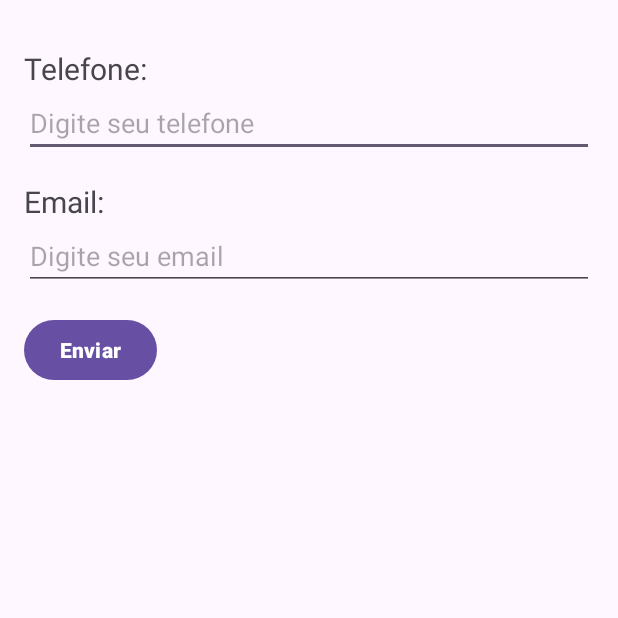
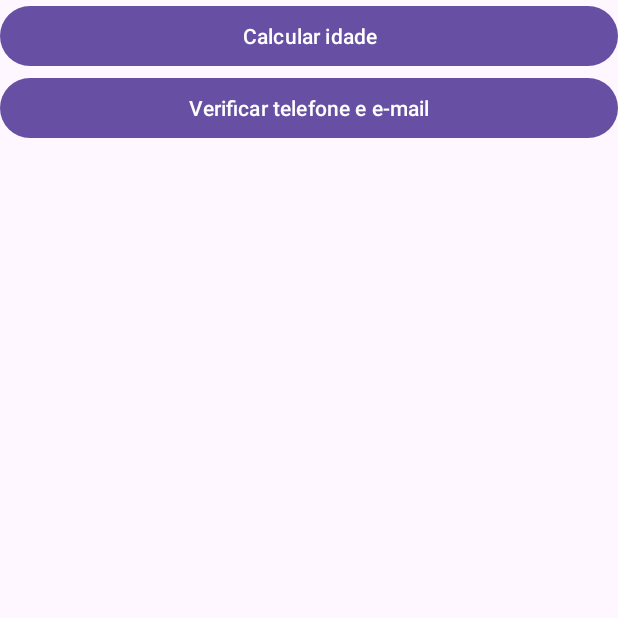
Before and after one commit to supinoinvertido/FirstApp, an Android app: the screen it shows after launch (MainActivity), on a phone screen of 412 x 824 dp, the top half of it. Run offline under Robolectric (Android 15) with nearby library versions, the phone set to English and light mode, and no system bars.

Commit message:
criar um layout para calcular a idade.
criar um layout para validar email e telefone.

criar uma tela principal para anvegar para as demais telas.

configurar a navegação do aplicativo

```diff
--- a/app/build.gradle.kts
+++ b/app/build.gradle.kts
@@ -41,6 +41,10 @@ dependencies {
     implementation("androidx.appcompat:appcompat:1.6.1")
     implementation("com.google.android.material:material:1.9.0")
     implementation("androidx.constraintlayout:constraintlayout:2.1.4")
+    implementation("androidx.fragment:fragment-ktx:1.6.2")
+//    Navigation
+    implementation("androidx.navigation:navigation-fragment-ktx:2.7.7")
+    implementation("androidx.navigation:navigation-ui-ktx:2.7.7")
     testImplementation("junit:junit:4.13.2")
     androidTestImplementation("androidx.test.ext:junit:1.1.5")
     androidTestImplementation("androidx.test.espresso:espresso-core:3.5.1")
--- a/app/src/main/AndroidManifest.xml
+++ b/app/src/main/AndroidManifest.xml
@@ -13,7 +13,7 @@
         android:theme="@style/Theme.FirstApp"
         tools:targetApi="31">
         <activity
-            android:name=".MainActivity"
+            android:name=".view.MainActivity"
             android:exported="true">
             <intent-filter>
                 <action android:name="android.intent.action.MAIN" />
--- a/app/src/main/java/com/pedropaulo/firstapp/MainActivity.kt
+++ /dev/null
@@ -1,50 +0,0 @@
-package com.pedropaulo.firstapp
-
-import androidx.appcompat.app.AppCompatActivity
-import android.os.Bundle
-import com.pedropaulo.firstapp.databinding.ActivityMainBinding
-import com.pedropaulo.firstapp.databinding.TelaLinearBinding
-
-class MainActivity : AppCompatActivity() {
-
-    private var _binding: ActivityMainBinding? = null
-    private val binding: ActivityMainBinding get() = _binding!!
-    override fun onCreate(savedInstanceState: Bundle?) {
-        super.onCreate(savedInstanceState)
-        _binding = ActivityMainBinding.inflate(layoutInflater)
-
-        setContentView(binding.root)
-
-        binding.sendButton.setOnClickListener {
-
-            var email = binding.emailEditText.editableText.toString()
-            if (email.contains("@") && email.substringAfter("@").contains(".com")) {
-                binding.tvEmail.text = "E-mail: $email"
-            } else {
-                binding.tvEmail.text = "E-mail: Inválido"
-            }
-
-            var telefone = binding.phoneEditText.editableText.toString()
-            if (telefone.length == 11) {
-                binding.tvTelefone.text = "Telefone: ${telefone}"
-            }else {
-                binding.tvTelefone.text = "Telefone: Inválido"
-            }
-        }
-    }
-}
-
-
-
-
-//        binding.btnenviar.setOnClickListener {
-//            var nome = binding.edtNome.editableText.toString()
-//
-//            binding.tvNome.text = "Nome: ${nome}"
-//
-//            var idade = binding.edtAnoNascimento.editableText.toString()
-//
-//            binding.tvIdade.text = "Idade:  ${2024 - idade.toInt()}"
-//        }
-//    }
-//}
--- /dev/null
+++ b/app/src/main/java/com/pedropaulo/firstapp/service/model/Test.kt
@@ -0,0 +1,4 @@
+package com.pedropaulo.firstapp.service.model
+
+class Test {
+}
--- /dev/null
+++ b/app/src/main/java/com/pedropaulo/firstapp/service/repository/TestRepository.kt
@@ -0,0 +1,4 @@
+package com.pedropaulo.firstapp.service.repository
+
+class TestRepository {
+}
--- /dev/null
+++ b/app/src/main/java/com/pedropaulo/firstapp/view/HomeFragment.kt
@@ -0,0 +1,38 @@
+package com.pedropaulo.firstapp.view
+
+import android.content.Context
+import android.os.Bundle
+import android.util.AttributeSet
+import androidx.fragment.app.Fragment
+import android.view.LayoutInflater
+import android.view.View
+import android.view.ViewGroup
+import androidx.appcompat.app.AppCompatActivity
+import androidx.navigation.fragment.findNavController
+import com.pedropaulo.firstapp.R
+import com.pedropaulo.firstapp.databinding.ActivityMainBinding
+import com.pedropaulo.firstapp.databinding.FragmentHomeBinding
+
+class HomeFragment : Fragment() {
+
+    private var _binding: FragmentHomeBinding? = null
+    private val binding: FragmentHomeBinding get() = _binding!!
+    override fun onCreateView(
+        inflater: LayoutInflater, container: ViewGroup?,
+        savedInstanceState: Bundle?
+    ): View? {
+        _binding = FragmentHomeBinding.inflate(inflater,container,false)
+        return binding.root
+    }
+
+    override fun onViewCreated(view: View, savedInstanceState: Bundle?) {
+        super.onViewCreated(view, savedInstanceState)
+
+        binding.btnCalculo.setOnClickListener{
+            findNavController().navigate(R.id.calculoFragment)}
+        binding.btnVerifica.setOnClickListener{
+            findNavController().navigate(R.id.verificaFragment)
+        }
+    }
+
+}
--- /dev/null
+++ b/app/src/main/java/com/pedropaulo/firstapp/view/MainActivity.kt
@@ -0,0 +1,18 @@
+package com.pedropaulo.firstapp.view
+
+import androidx.appcompat.app.AppCompatActivity
+import android.os.Bundle
+import com.pedropaulo.firstapp.databinding.ActivityMainBinding
+
+
+class MainActivity : AppCompatActivity() {
+
+    private var _binding: ActivityMainBinding? = null
+    private val binding: ActivityMainBinding get() = _binding!!
+    override fun onCreate(savedInstanceState: Bundle?) {
+        super.onCreate(savedInstanceState)
+        _binding = ActivityMainBinding.inflate(layoutInflater)
+        setContentView(binding.root)
+
+    }
+}
--- /dev/null
+++ b/app/src/main/java/com/pedropaulo/firstapp/viewmodel/TestViewModel.kt
@@ -0,0 +1,4 @@
+package com.pedropaulo.firstapp.viewmodel
+
+class TestViewModel {
+}
--- a/app/src/main/res/layout/activity_main.xml
+++ b/app/src/main/res/layout/activity_main.xml
@@ -4,54 +4,71 @@
     xmlns:tools="http://schemas.android.com/tools"
     android:layout_width="match_parent"
     android:layout_height="match_parent"
-    tools:context=".MainActivity">
+    tools:context=".view.MainActivity">
 
-    <LinearLayout xmlns:android="http://schemas.android.com/apk/res/android"
+
+    <androidx.fragment.app.FragmentContainerView
+        android:id="@+id/fragmentContainerView"
+        android:name="androidx.navigation.fragment.NavHostFragment"
         android:layout_width="match_parent"
         android:layout_height="match_parent"
-        android:orientation="vertical"
-        android:padding="16dp">
+        app:defaultNavHost="true"
+        app:navGraph="@navigation/mobile_navigation" />
 
 
-        <TextView
-            android:id="@+id/tvTelefone"
-            android:layout_width="wrap_content"
-            android:layout_height="wrap_content"
-            android:layout_marginTop="16dp"
-            android:text="Telefone:"
-            android:textSize="20sp" />
 
-        <EditText
-            android:id="@+id/phoneEditText"
-            android:layout_width="match_parent"
-            android:layout_height="wrap_content"
-            android:hint="Digite seu telefone"
-            android:inputType="phone" />
 
-        <TextView
-            android:id="@+id/tvEmail"
-            android:layout_width="wrap_content"
-            android:layout_height="wrap_content"
-            android:layout_marginTop="16dp"
-            android:text="Email:"
-            android:textSize="20sp" />
 
-        <EditText
-            android:id="@+id/emailEditText"
-            android:layout_width="match_parent"
-            android:layout_height="wrap_content"
-            android:hint="Digite seu email"
-            android:inputType="textEmailAddress" />
 
-        <Button
-            android:id="@+id/sendButton"
-            android:layout_width="wrap_content"
-            android:layout_height="wrap_content"
-            android:layout_marginTop="16dp"
-            android:text="Enviar"
-            android:textStyle="bold" />
 
-    </LinearLayout>
+
+
+<!--    <LinearLayout xmlns:android="http://schemas.android.com/apk/res/android"-->
+<!--        android:layout_width="match_parent"-->
+<!--        android:layout_height="match_parent"-->
+<!--        android:orientation="vertical"-->
+<!--        android:padding="16dp">-->
+
+
+<!--        <TextView-->
+<!--            android:id="@+id/tvTelefone"-->
+<!--            android:layout_width="wrap_content"-->
+<!--            android:layout_height="wrap_content"-->
+<!--            android:layout_marginTop="16dp"-->
+<!--            android:text="Telefone:"-->
+<!--            android:textSize="20sp" />-->
+
+<!--        <EditText-->
+<!--            android:id="@+id/phoneEditText"-->
+<!--            android:layout_width="match_parent"-->
+<!--            android:layout_height="wrap_content"-->
+<!--            android:hint="Digite seu telefone"-->
+<!--            android:inputType="phone" />-->
+
+<!--        <TextView-->
+<!--            android:id="@+id/tvEmail"-->
+<!--            android:layout_width="wrap_content"-->
+<!--            android:layout_height="wrap_content"-->
+<!--            android:layout_marginTop="16dp"-->
+<!--            android:text="Email:"-->
+<!--            android:textSize="20sp" />-->
+
+<!--        <EditText-->
+<!--            android:id="@+id/emailEditText"-->
+<!--            android:layout_width="match_parent"-->
+<!--            android:layout_height="wrap_content"-->
+<!--            android:hint="Digite seu email"-->
+<!--            android:inputType="textEmailAddress" />-->
+
+<!--        <Button-->
+<!--            android:id="@+id/sendButton"-->
+<!--            android:layout_width="wrap_content"-->
+<!--            android:layout_height="wrap_content"-->
+<!--            android:layout_marginTop="16dp"-->
+<!--            android:text="Enviar"-->
+<!--            android:textStyle="bold" />-->
+
+<!--    </LinearLayout>-->
 
 
 </androidx.constraintlayout.widget.ConstraintLayout>
--- /dev/null
+++ b/app/src/main/res/layout/fragment_home.xml
@@ -0,0 +1,21 @@
+<?xml version="1.0" encoding="utf-8"?>
+<LinearLayout xmlns:android="http://schemas.android.com/apk/res/android"
+    xmlns:tools="http://schemas.android.com/tools"
+    android:layout_width="match_parent"
+    android:layout_height="match_parent"
+    android:orientation="vertical"
+    tools:context=".view.HomeFragment">
+
+    <Button
+        android:id="@+id/btnCalculo"
+        android:layout_width="match_parent"
+        android:layout_height="wrap_content"
+        android:text="Calcular idade"/>
+
+    <Button
+        android:id="@+id/btnVerifica"
+        android:layout_width="match_parent"
+        android:layout_height="wrap_content"
+        android:text="Verificar telefone e e-mail"/>
+
+</LinearLayout>
--- /dev/null
+++ b/app/src/main/res/navigation/mobile_navigation.xml
@@ -0,0 +1,26 @@
+<?xml version="1.0" encoding="utf-8"?>
+<navigation xmlns:android="http://schemas.android.com/apk/res/android"
+    xmlns:app="http://schemas.android.com/apk/res-auto"
+    xmlns:tools="http://schemas.android.com/tools"
+    android:id="@+id/mobile_navigation.xml"
+    app:startDestination="@id/homeFragment">
+
+
+    <fragment
+        android:id="@+id/calculoFragment"
+        android:name="com.pedropaulo.firstapp.view.CalculoFragment"
+        android:label="CalculoFragment"
+        tools:layout="@layout/fragment_calculo"/>
+
+    <fragment
+        android:id="@+id/verificaFragment"
+        android:name="com.pedropaulo.firstapp.view.VerificaFragment"
+        android:label="VerificaFragment"
+        tools:layout = "@layout/fragment_verifica"/>
+    <fragment
+        android:id="@+id/homeFragment"
+        android:name="com.pedropaulo.firstapp.view.HomeFragment"
+        android:label="fragment_home"
+        tools:layout="@layout/fragment_home" />
+
+</navigation>
--- a/app/src/main/res/values/strings.xml
+++ b/app/src/main/res/values/strings.xml
@@ -1,3 +1,5 @@
 <resources>
     <string name="app_name">FirstApp</string>
+    <!-- TODO: Remove or change this placeholder text -->
+    <string name="hello_blank_fragment">Hello blank fragment</string>
 </resources>
```
Also changed, not shown: app/src/main/java/com/pedropaulo/firstapp/view/CalculoFragment.kt (added, +43 -0 lines), app/src/main/java/com/pedropaulo/firstapp/view/VerificaFragment.kt (added, +46 -0 lines), app/src/main/res/layout/fragment_calculo.xml (added, +51 -0 lines), app/src/main/res/layout/fragment_verifica.xml (added, +46 -0 lines), app/src/main/res/layout/tela_linear.xml (deleted, +0 -50 lines).
